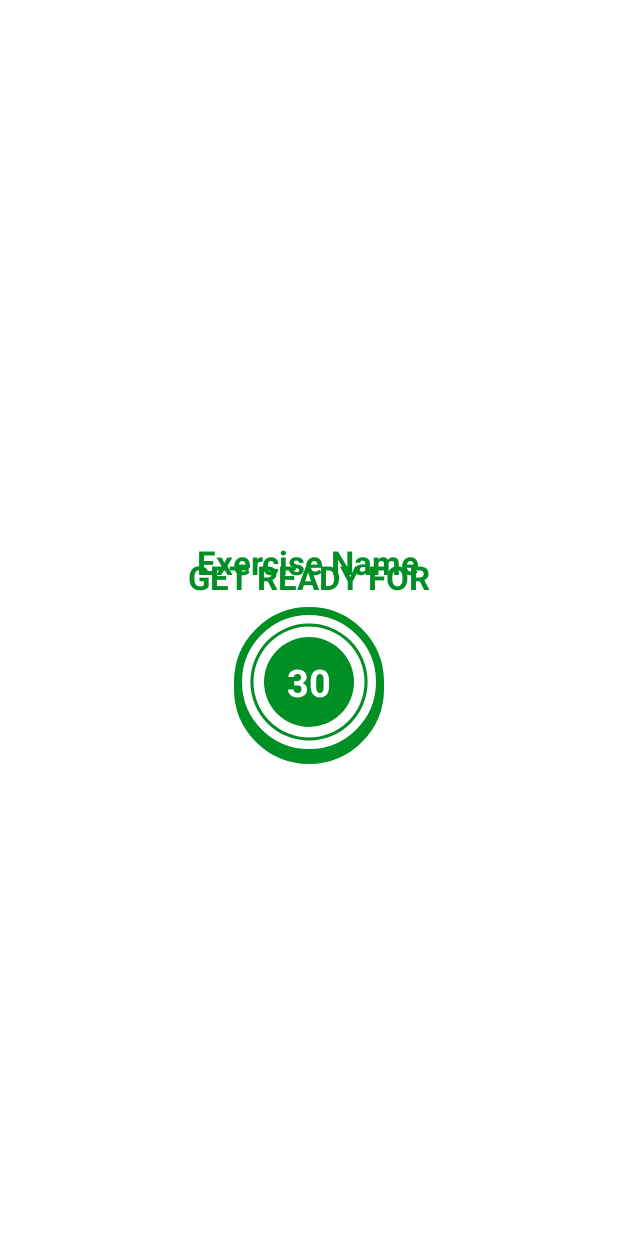
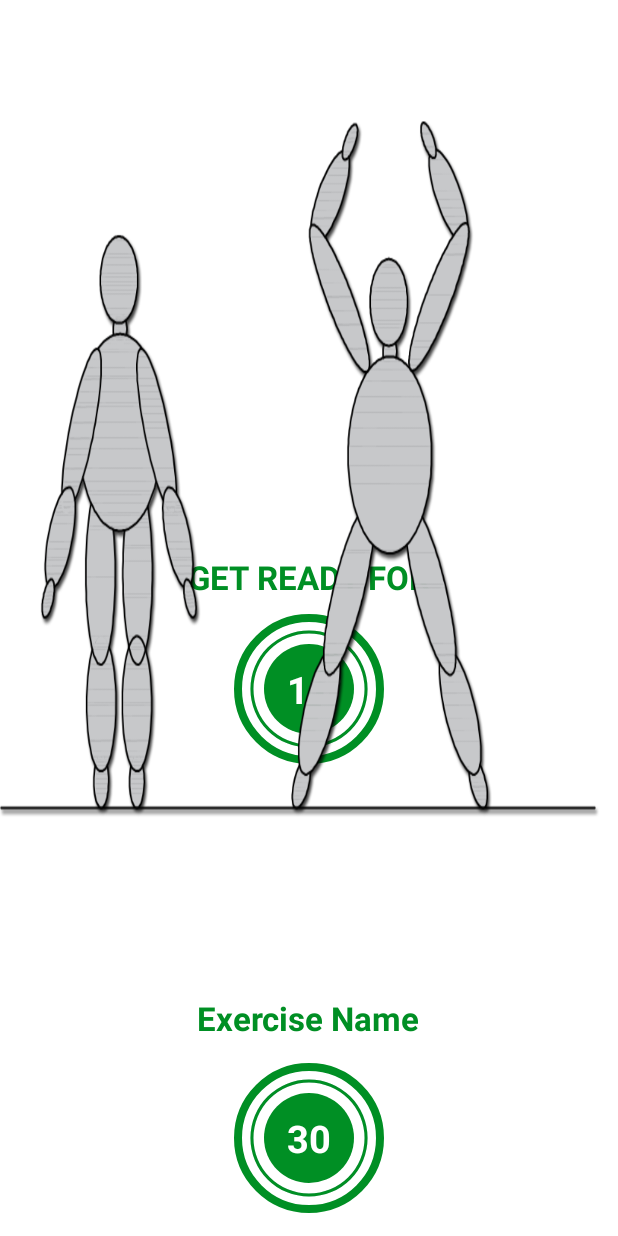
Before and after one commit to HiroshiNov/7Minuteworkout, an Android app: the layout activity_exercise.xml on its own in the app's theme, with its tools: preview values and no code run, on a phone screen of 412 x 824 dp. Run offline under Robolectric (Android 15) with nearby library versions, the phone set to English and light mode, and no system bars.

Commit message:
Complete lesson140

```diff
--- a/app/src/main/res/layout/activity_exercise.xml
+++ b/app/src/main/res/layout/activity_exercise.xml
@@ -81,6 +81,15 @@
             android:visibility="gone"
             tools:visibility="visible"
             >
+
+            <ImageView
+                android:id="@+id/ivImage"
+                android:layout_width="match_parent"
+                android:layout_height="0dp"
+                android:layout_weight="1"
+                android:contentDescription="@string/image"
+                android:scaleType="fitXY"
+                android:src="@drawable/ic_jumping_jacks"/>
             <TextView
                 android:id="@+id/tvExerciseName"
                 android:layout_width="wrap_content"
--- a/app/src/main/res/values/strings.xml
+++ b/app/src/main/res/values/strings.xml
@@ -1,6 +1,6 @@
 <resources>
     <string name="app_name">7MinuteWorkout</string>
 
-    <string name="image">image</string>
+    <string name="image">Exercise image</string>
     <string name="str_start">START</string>
 </resources>
```
Also changed, not shown: app/src/main/java/jp/hiroshi/nov/m/a7minuteworkout/ExerciseActivity.kt (+20 -6 lines).
